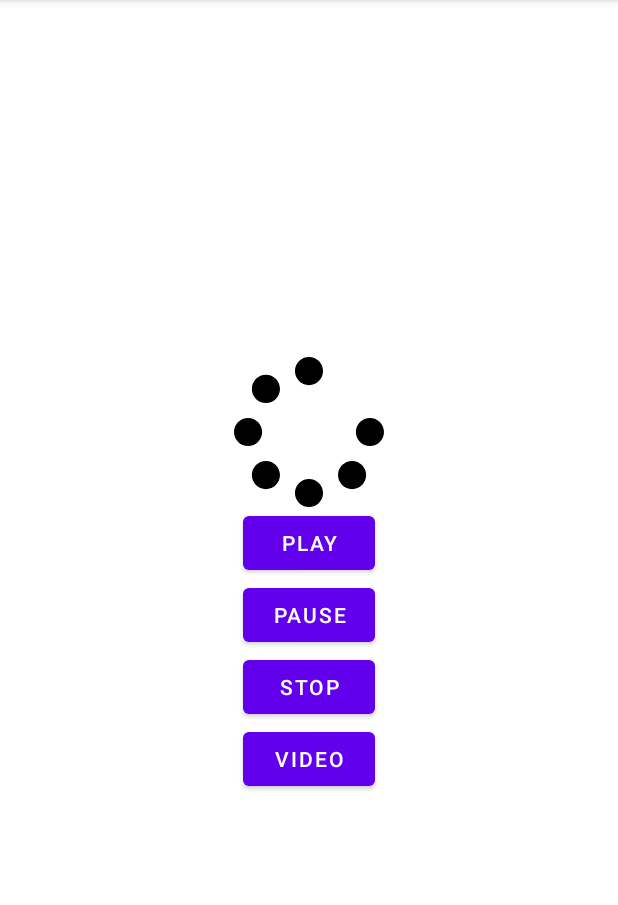
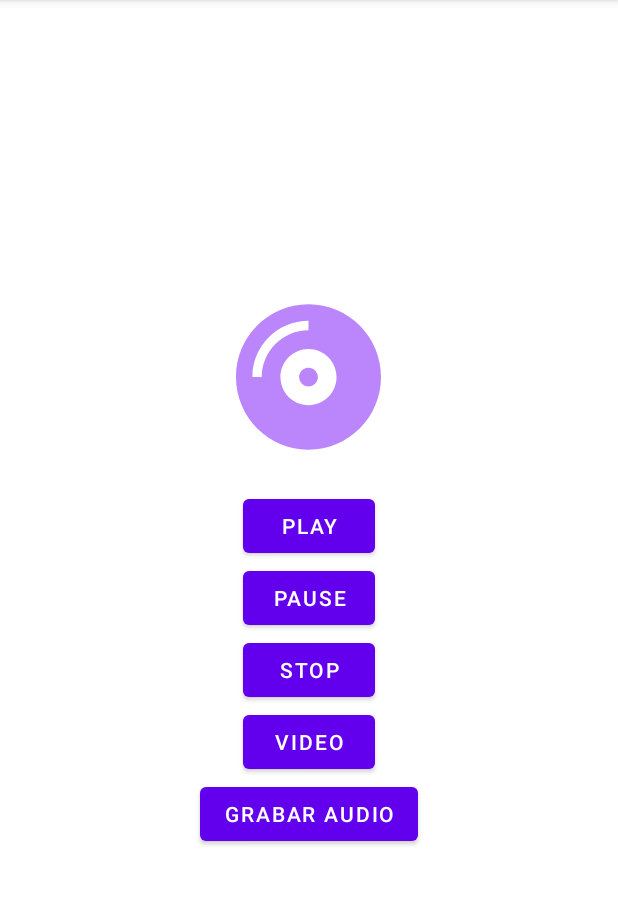
Before and after one commit to Victoriasaurio/APP-WITH-MULTIMEDIA, an Android app: the screen it shows after launch (MainActivity), on a phone screen of 412 x 824 dp, the part 84-989 px from its top. Run offline under Robolectric (Android 15) with nearby library versions, the phone set to English and light mode, and no system bars.

Commit message:
Audio commit

```diff
--- a/app/src/main/AndroidManifest.xml
+++ b/app/src/main/AndroidManifest.xml
@@ -1,6 +1,10 @@
 <?xml version="1.0" encoding="utf-8"?>
 <manifest xmlns:android="http://schemas.android.com/apk/res/android"
     package="com.example.mediaplayer">
+
+    <uses-permission android:name="android.permission.RECORD_AUDIO"/>
+    <uses-permission android:name="android.permission.WRITE_EXTERNAL_STORAGE"/>
+    <uses-permission android:name="android.permission.READ_EXTERNAL_STORAGE"/>
 
     <application
         android:allowBackup="true"
@@ -19,6 +23,8 @@
             </intent-filter>
         </activity>
         <activity android:name=".video"/>
+        <activity android:name=".Audio"
+            android:parentActivityName=".MainActivity"/>
     </application>
 
 </manifest>
--- a/app/src/main/java/com/example/mediaplayer/MainActivity.java
+++ b/app/src/main/java/com/example/mediaplayer/MainActivity.java
@@ -93,4 +93,9 @@ public class MainActivity extends AppCompatActivity {
         });
         animatorSetRotator.start();
     }
+
+    public void audio(View view) {
+        Intent intent = new Intent(this, Audio.class);
+        startActivity(intent);
+    }
 }
--- /dev/null
+++ b/app/src/main/res/drawable/ic_compact_disc_solid.xml
@@ -0,0 +1,4 @@
+<vector android:height="100dp" android:viewportHeight="512"
+    android:viewportWidth="496" android:width="96.875dp" xmlns:android="http://schemas.android.com/apk/res/android">
+    <path android:fillColor="@color/purple_200" android:pathData="M248,8C111,8 0,119 0,256s111,248 248,248 248,-111 248,-248S385,8 248,8zM88,256L56,256c0,-105.9 86.1,-192 192,-192v32c-88.2,0 -160,71.8 -160,160zM248,352c-53,0 -96,-43 -96,-96s43,-96 96,-96 96,43 96,96 -43,96 -96,96zM248,224c-17.7,0 -32,14.3 -32,32s14.3,32 32,32 32,-14.3 32,-32 -14.3,-32 -32,-32z"/>
+</vector>
--- /dev/null
+++ b/app/src/main/res/drawable/ic_microphone_solid.xml
@@ -0,0 +1,4 @@
+<vector android:height="100dp" android:viewportHeight="512"
+    android:viewportWidth="352" android:width="68.75dp" xmlns:android="http://schemas.android.com/apk/res/android">
+    <path android:fillColor="@color/teal_700" android:pathData="M176,352c53.02,0 96,-42.98 96,-96L272,96c0,-53.02 -42.98,-96 -96,-96S80,42.98 80,96v160c0,53.02 42.98,96 96,96zM336,192h-16c-8.84,0 -16,7.16 -16,16v48c0,74.8 -64.49,134.82 -140.79,127.38C96.71,376.89 48,317.11 48,250.3L48,208c0,-8.84 -7.16,-16 -16,-16L16,192c-8.84,0 -16,7.16 -16,16v40.16c0,89.64 63.97,169.55 152,181.69L152,464L96,464c-8.84,0 -16,7.16 -16,16v16c0,8.84 7.16,16 16,16h160c8.84,0 16,-7.16 16,-16v-16c0,-8.84 -7.16,-16 -16,-16h-56v-33.77C285.71,418.47 352,344.9 352,256v-48c0,-8.84 -7.16,-16 -16,-16z"/>
+</vector>
--- /dev/null
+++ b/app/src/main/res/drawable/ic_play_circle_solid.xml
@@ -0,0 +1,4 @@
+<vector android:height="100dp" android:viewportHeight="512"
+    android:viewportWidth="512" android:width="100dp" xmlns:android="http://schemas.android.com/apk/res/android">
+    <path android:fillColor="@color/teal_700" android:pathData="M256,8C119,8 8,119 8,256s111,248 248,248 248,-111 248,-248S393,8 256,8zM371.7,280l-176,101c-15.8,8.8 -35.7,-2.5 -35.7,-21L160,152c0,-18.4 19.8,-29.8 35.7,-21l176,107c16.4,9.2 16.4,32.9 0,42z"/>
+</vector>
--- a/app/src/main/res/drawable/ic_spinner_solid.xml
+++ b/app/src/main/res/drawable/ic_spinner_solid.xml
@@ -1,4 +1,4 @@
 <vector android:height="100dp" android:viewportHeight="512"
     android:viewportWidth="512" android:width="100dp" xmlns:android="http://schemas.android.com/apk/res/android">
-    <path android:fillColor="@color/black" android:pathData="M304,48c0,26.51 -21.49,48 -48,48s-48,-21.49 -48,-48 21.49,-48 48,-48 48,21.49 48,48zM256,416c-26.51,0 -48,21.49 -48,48s21.49,48 48,48 48,-21.49 48,-48 -21.49,-48 -48,-48zM464,208c-26.51,0 -48,21.49 -48,48s21.49,48 48,48 48,-21.49 48,-48 -21.49,-48 -48,-48zM96,256c0,-26.51 -21.49,-48 -48,-48S0,229.49 0,256s21.49,48 48,48 48,-21.49 48,-48zM108.922,355.078c-26.51,0 -48,21.49 -48,48s21.49,48 48,48 48,-21.49 48,-48c0,-26.509 -21.491,-48 -48,-48zM403.078,355.078c-26.51,0 -48,21.49 -48,48s21.49,48 48,48 48,-21.49 48,-48c0,-26.509 -21.49,-48 -48,-48zM108.922,60.922c-26.51,0 -48,21.49 -48,48s21.49,48 48,48 48,-21.49 48,-48 -21.491,-48 -48,-48z"/>
+    <path android:fillColor="@color/purple_200" android:pathData="M304,48c0,26.51 -21.49,48 -48,48s-48,-21.49 -48,-48 21.49,-48 48,-48 48,21.49 48,48zM256,416c-26.51,0 -48,21.49 -48,48s21.49,48 48,48 48,-21.49 48,-48 -21.49,-48 -48,-48zM464,208c-26.51,0 -48,21.49 -48,48s21.49,48 48,48 48,-21.49 48,-48 -21.49,-48 -48,-48zM96,256c0,-26.51 -21.49,-48 -48,-48S0,229.49 0,256s21.49,48 48,48 48,-21.49 48,-48zM108.922,355.078c-26.51,0 -48,21.49 -48,48s21.49,48 48,48 48,-21.49 48,-48c0,-26.509 -21.491,-48 -48,-48zM403.078,355.078c-26.51,0 -48,21.49 -48,48s21.49,48 48,48 48,-21.49 48,-48c0,-26.509 -21.49,-48 -48,-48zM108.922,60.922c-26.51,0 -48,21.49 -48,48s21.49,48 48,48 48,-21.49 48,-48 -21.491,-48 -48,-48z"/>
 </vector>
--- /dev/null
+++ b/app/src/main/res/drawable/ic_stop_solid.xml
@@ -0,0 +1,4 @@
+<vector android:height="100dp" android:viewportHeight="512"
+    android:viewportWidth="448" android:width="87.5dp" xmlns:android="http://schemas.android.com/apk/res/android">
+    <path android:fillColor="@color/black" android:pathData="M400,32H48C21.5,32 0,53.5 0,80v352c0,26.5 21.5,48 48,48h352c26.5,0 48,-21.5 48,-48V80c0,-26.5 -21.5,-48 -48,-48z"/>
+</vector>
--- /dev/null
+++ b/app/src/main/res/drawable/ic_stop_solid_peq.xml
@@ -0,0 +1,4 @@
+<vector android:height="57.142857dp" android:viewportHeight="512"
+    android:viewportWidth="448" android:width="50dp" xmlns:android="http://schemas.android.com/apk/res/android">
+    <path android:fillColor="@color/teal_700" android:pathData="M400,32H48C21.5,32 0,53.5 0,80v352c0,26.5 21.5,48 48,48h352c26.5,0 48,-21.5 48,-48V80c0,-26.5 -21.5,-48 -48,-48z"/>
+</vector>
--- a/app/src/main/res/layout/activity_main.xml
+++ b/app/src/main/res/layout/activity_main.xml
@@ -12,7 +12,8 @@
         android:id="@+id/imagesvg"
         android:layout_width="wrap_content"
         android:layout_height="wrap_content"
-        android:src="@drawable/ic_spinner_solid"/>
+        android:layout_marginBottom="25dp"
+        android:src="@drawable/ic_compact_disc_solid" />
 
     <Button
         android:layout_width="wrap_content"
@@ -36,10 +37,17 @@
         android:onClick="stop" />
 
     <Button
+        android:id="@+id/idVideo"
         android:layout_width="wrap_content"
         android:layout_height="wrap_content"
-        android:id="@+id/idVideo"
-        android:text="Video"
-        android:onClick="video" />
+        android:onClick="video"
+        android:text="Video" />
+
+    <Button
+        android:id="@+id/idAudio"
+        android:layout_width="wrap_content"
+        android:layout_height="wrap_content"
+        android:onClick="audio"
+        android:text="Grabar Audio" />
 
 </LinearLayout>
```
Also changed, not shown: app/src/main/java/com/example/mediaplayer/Audio.java (added, +108 -0 lines), app/src/main/res/layout/audio.xml (added, +54 -0 lines).
